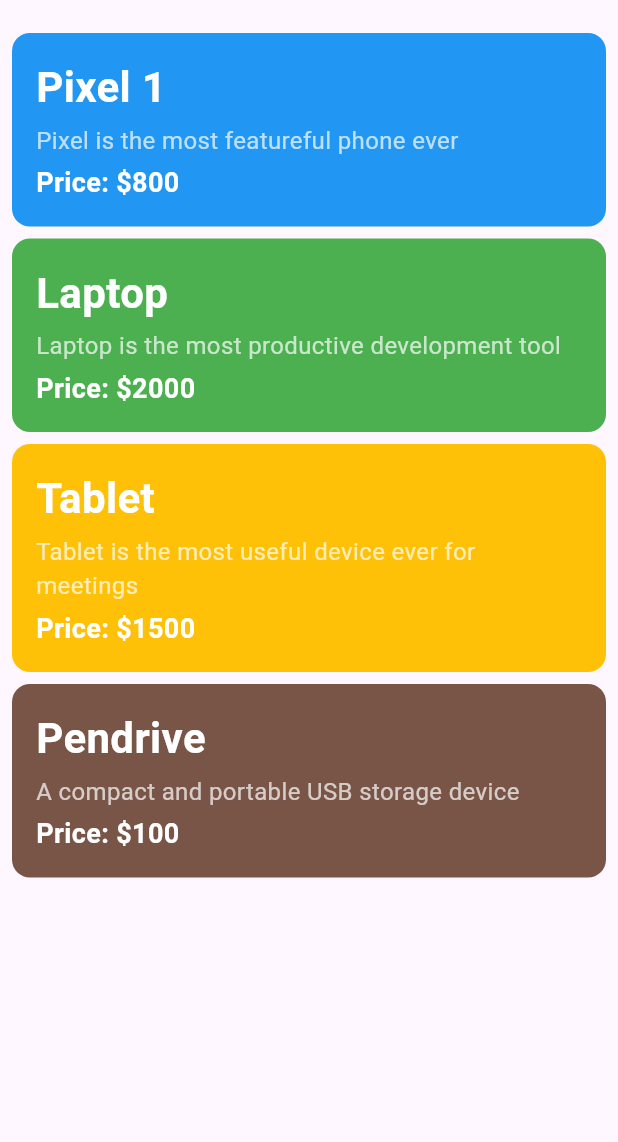
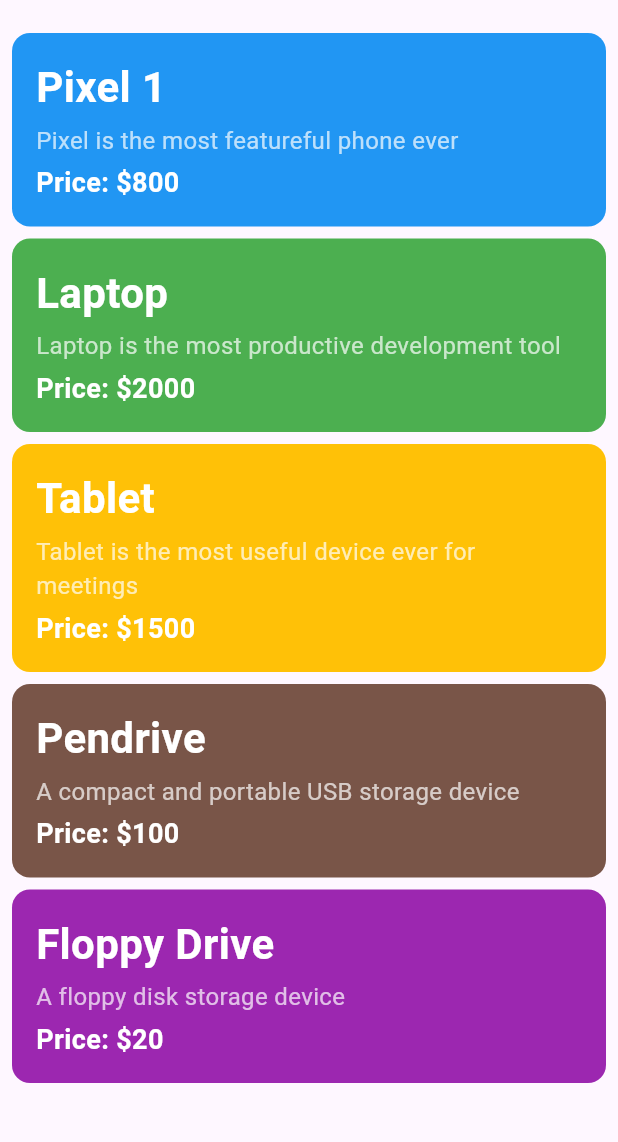
Before and after one commit to nkubana0/Navigation-Practice, a Flutter app: the screen it shows after launch, on a phone screen of 412 x 824 dp, the part 63-1205 px from its top. Run offline on Flutter 3.47's test engine with Material 3 defaults, Android fonts, the phone set to English and light mode, and no system bars.

Commit message:
Added stying :)

```diff
--- a/navigation_practice/lib/main.dart
+++ b/navigation_practice/lib/main.dart
@@ -51,6 +51,11 @@ class ProductListScreen extends StatelessWidget {
         description: "A compact and portable USB storage device",
         price: 100,
         color: Colors.brown),
+    Product(
+        name: "Floppy Drive",
+        description: "A floppy disk storage device",
+        price: 20,
+        color: Colors.purple),
   ];
 
   @override
```
